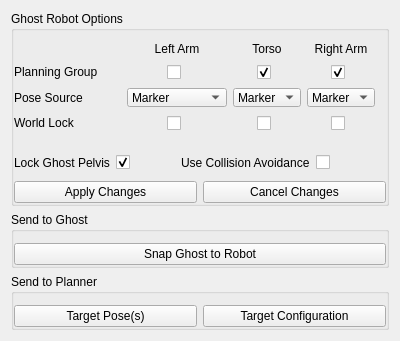
Qt form vigir_ocs_ghost_control_widget/src/ui/ghost_control_widget.ui (team-vigir/vigir_ocs_common) before a commit.
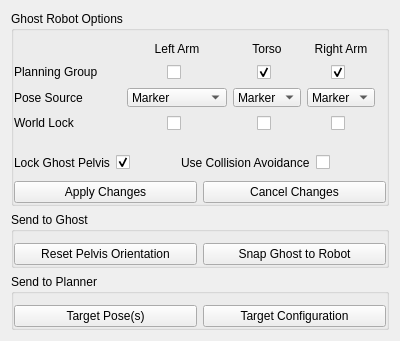
The same form after that commit.

Commit message: - added support for resetting the ghost robot orientation - implemented messages for setting pose of robot based on ghost

What changed in the file:
```diff
--- a/vigir_ocs_ghost_control_widget/src/ui/ghost_control_widget.ui
+++ b/vigir_ocs_ghost_control_widget/src/ui/ghost_control_widget.ui
@@ -507,7 +507,7 @@
      <property name="title">
       <string>Send to Ghost</string>
      </property>
-     <layout class="QVBoxLayout" name="verticalLayout_4">
+     <layout class="QHBoxLayout" name="horizontalLayout_9">
       <property name="leftMargin">
        <number>0</number>
       </property>
@@ -517,6 +517,13 @@
       <property name="bottomMargin">
        <number>0</number>
       </property>
+      <item>
+       <widget class="QPushButton" name="reset_pelvis_button_">
+        <property name="text">
+         <string>Reset Pelvis Orientation</string>
+        </property>
+       </widget>
+      </item>
       <item>
        <widget class="QPushButton" name="snap_button_">
         <property name="text">
```
Left out of the diff: 17 changed lines with no effect on the pictures. The commit also changes 6 other files.
